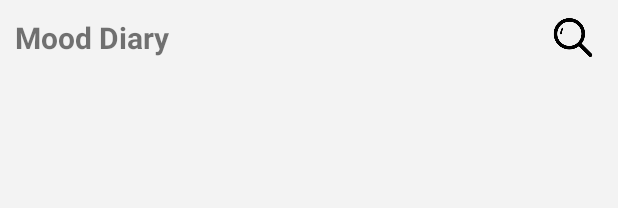
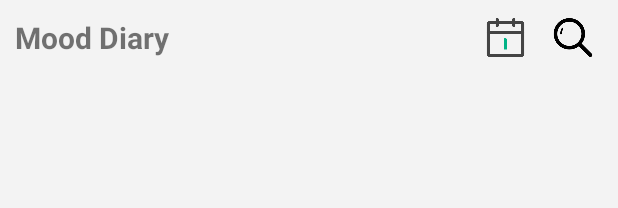
Before and after one commit to cyunyii/Mood-Diary, an Android app: the layout fragment_main.xml on its own in the app's theme, with its tools: preview values and no code run, on a phone screen of 412 x 824 dp. Shown: the top 208 px of the screen. Run offline under Robolectric (Android 15) with nearby library versions, the phone set to English and light mode, and no system bars.

Commit message:
add search by time function in MainFragment

```diff
--- a/app/src/main/res/layout/fragment_main.xml
+++ b/app/src/main/res/layout/fragment_main.xml
@@ -27,11 +27,20 @@
                 android:textStyle="bold"></TextView>
 
             <ImageView
+                android:id="@+id/main_calendar"
+                android:layout_width="30dp"
+                android:layout_height="match_parent"
+                android:src="@mipmap/calendar"
+                android:layout_toLeftOf="@id/main_search"
+                android:layout_centerVertical="true"></ImageView>
+
+            <ImageView
                 android:id="@+id/main_search"
                 android:layout_width="60dp"
                 android:layout_height="match_parent"
                 android:layout_alignParentRight="true"
-                android:padding="10dp"
+                android:paddingTop="10dp"
+                android:paddingBottom="10dp"
                 android:src="@mipmap/search"></ImageView>
         </RelativeLayout>
 
```
Also changed, not shown: app/src/main/java/com/IN6222/myapplication/BaseFragment.java (+5 -4 lines), app/src/main/java/com/IN6222/myapplication/MainFragment.java (+36 -3 lines), app/src/main/java/com/IN6222/myapplication/db/DBManager.java (+27 -6 lines). Lines whose indentation alone changed are shown as unchanged.
